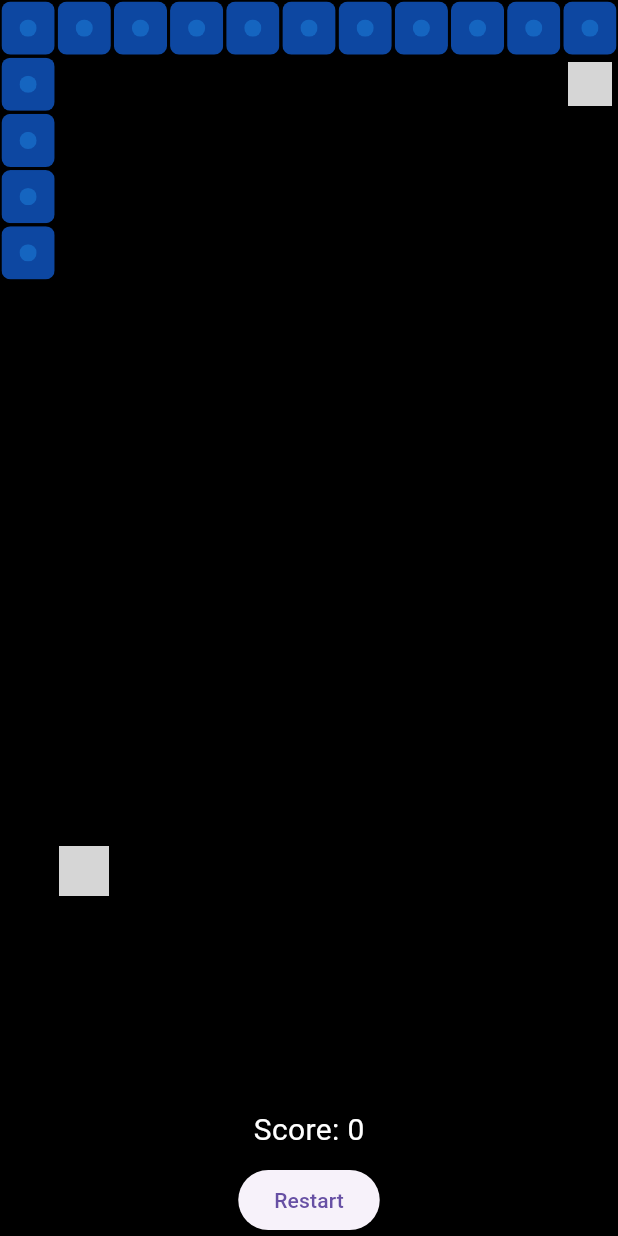
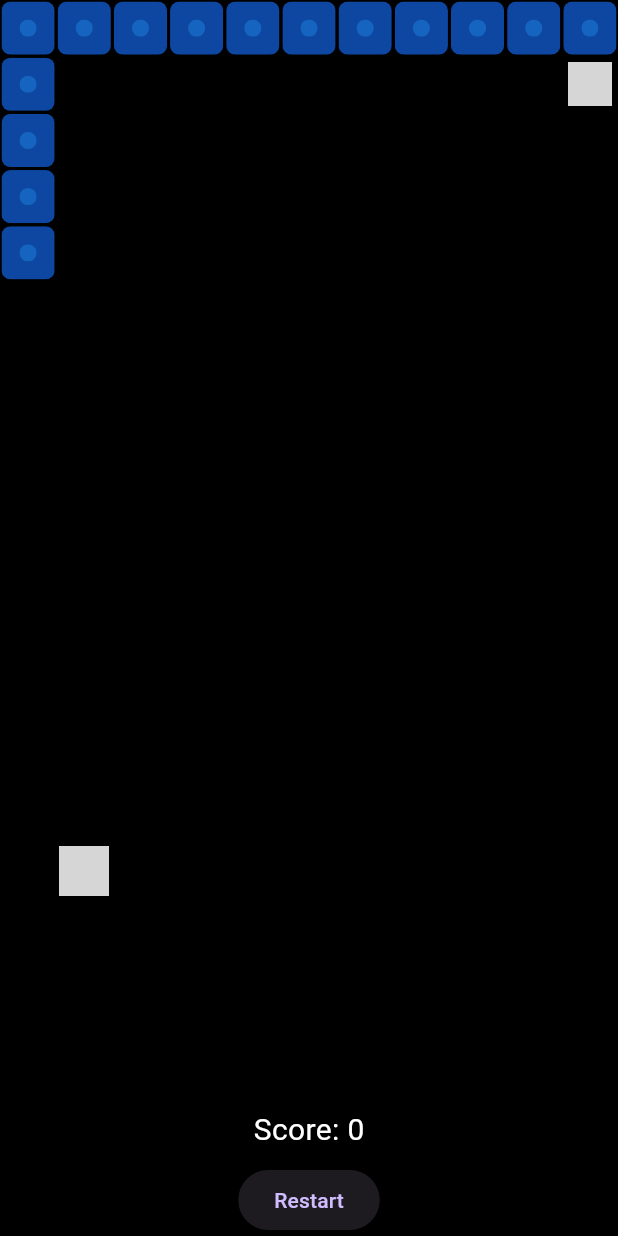
Before and after one commit to Alfata31/Project_Mobile, a Flutter app: the screen it shows after launch, on a phone screen of 412 x 824 dp. Run offline on Flutter 3.47's test engine with Material 3 defaults, Android fonts, the phone set to English and light mode, and no system bars; grey boxes are pictures that could not be loaded.

```diff
--- a/pac_man/pac_man/lib/homepage.dart
+++ b/pac_man/pac_man/lib/homepage.dart
@@ -17,8 +17,8 @@ class HomePage extends StatefulWidget {
 // State untuk widget HomePage
 class _HomePageState extends State<HomePage> {
   // Konfigurasi permainan
+  static int numberInRow = 11; // Jumlah kotak per baris
   static int numberOfSquares = numberInRow * 17; // Total jumlah kotak di grid
-  static int numberInRow = 11; // Jumlah kotak per baris
   int player = 166; // Posisi awal pemain (Pacman)
   int ghost = 21; // Posisi awal hantu
   bool mouthClosed = true; // Status mulut Pacman (buka/tutup)
@@ -187,7 +187,7 @@ class _HomePageState extends State<HomePage> {
     });
   }
 
-  // Fungsi untuk memindahkan hantu secara acak
+  // Fungsi untuk memindahkan ghost untuk mengejar pacman
   void moveGhost() {
     Timer.periodic(Duration(milliseconds: 500), (timer) {
       if (!gameStarted || player == ghost) {
--- a/pac_man/pac_man/lib/main.dart
+++ b/pac_man/pac_man/lib/main.dart
@@ -1,16 +1,19 @@
 import 'package:flutter/material.dart';
-import 'homepage.dart';
+import 'homepage.dart'; // Mengimpor halaman utama game
 
 void main() {
-  runApp(MyApp());
+  runApp(MyApp()); // Menjalankan aplikasi
 }
 
+// Widget utama aplikasi
 class MyApp extends StatelessWidget {
   @override
   Widget build(BuildContext context) {
     return MaterialApp(
-      debugShowCheckedModeBanner: false,
-      home: HomePage(),
+      title: 'Pacman Game', // Menambahkan judul aplikasi
+      debugShowCheckedModeBanner: false, // Menghapus banner debug
+      theme: ThemeData.dark(), // Menambahkan tema gelap untuk aplikasi
+      home: HomePage(), // Menentukan halaman awal aplikasi
     );
   }
 }
```
